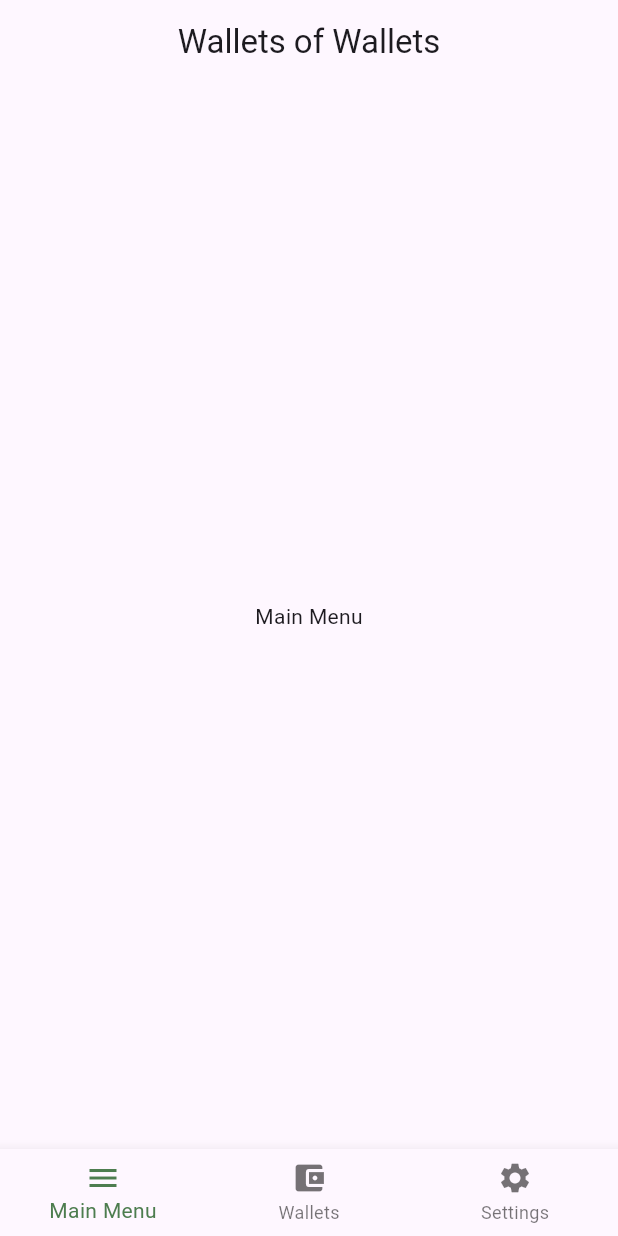
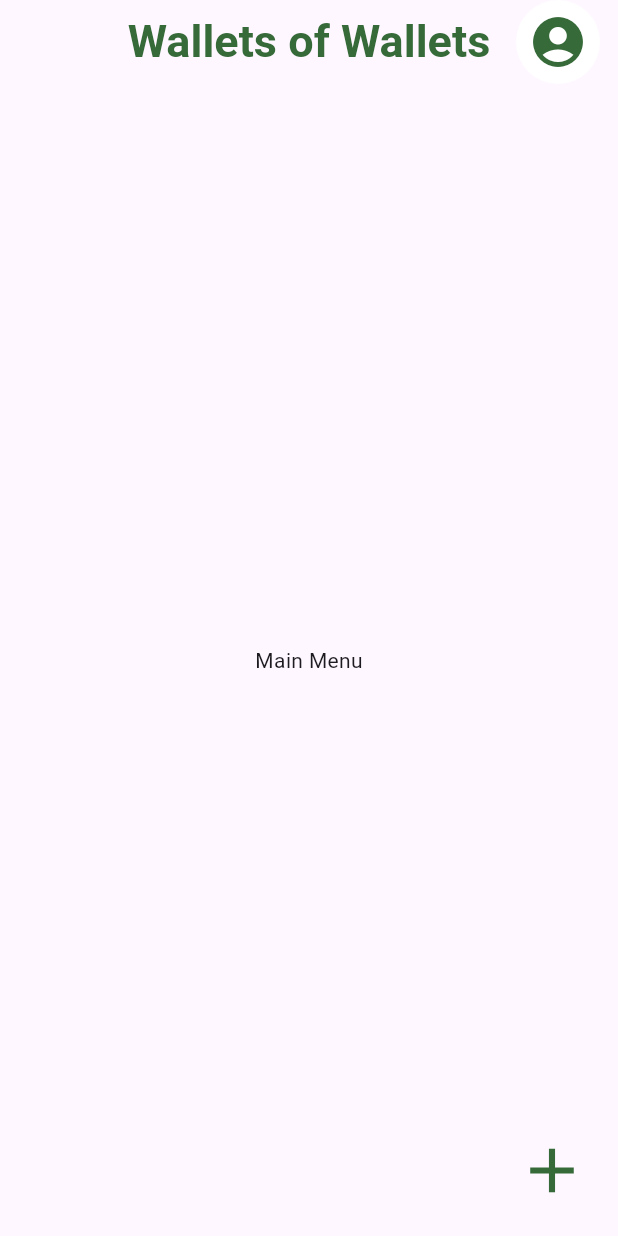
Before and after one commit to okan-bulgur/Wallets-Of-Wallets, a Flutter app: the MainPage screen opened directly, on a phone screen of 412 x 824 dp. Run offline on Flutter 3.47's test engine with Material 3 defaults, Android fonts, the phone set to English and light mode, and no system bars; Roboto replaces fonts that are missing (Ubuntu).

Commit message:
main page changed

```diff
--- a/wallets_of_wallets/lib/main_page.dart
+++ b/wallets_of_wallets/lib/main_page.dart
@@ -1,4 +1,4 @@
-// ignore_for_file: prefer_const_constructors, library_private_types_in_public_api, use_super_parameters
+// ignore_for_file: prefer_const_constructors, library_private_types_in_public_api, use_super_parameters, prefer_const_literals_to_create_immutables
 
 import 'package:flutter/material.dart';
 
@@ -31,31 +31,47 @@ class _MainPageState extends State<MainPage> {
   Widget build(BuildContext context) {
     return Scaffold(
       appBar: AppBar(
-        title: Text('Wallets of Wallets'),
+        title: const Text(
+          'Wallets of Wallets',
+          style: TextStyle(
+            fontSize: 30.0,
+            fontWeight: FontWeight.bold,
+            color: Color.fromARGB(255, 54, 106, 57)
+          ),
+        ),
         centerTitle: true,
         automaticallyImplyLeading: false,
+        actions: [
+          GestureDetector(
+            onTap: () {
+              // Add functionality for the avatar button
+            },
+            child: CircleAvatar(
+              radius: 40.0, // Adjust radius as needed
+              backgroundColor: Colors.white, // Change background color if needed
+              child: Icon(
+                Icons.account_circle,
+                size:40,
+                color: Color.fromARGB(255, 54, 106, 57), // Change icon color if needed
+              ),
+            ),
+          ),
+        ],
       ),
       body: Center(
         child: _widgetOptions.elementAt(_selectedIndex),
       ),
-      bottomNavigationBar: BottomNavigationBar(
-        items: const <BottomNavigationBarItem>[
-          BottomNavigationBarItem(
-            icon: Icon(Icons.menu),
-            label: 'Main Menu',
-          ),
-          BottomNavigationBarItem(
-            icon: Icon(Icons.account_balance_wallet),
-            label: 'Wallets',
-          ),
-          BottomNavigationBarItem(
-            icon: Icon(Icons.settings),
-            label: 'Settings',
-          ),
-        ],
-        currentIndex: _selectedIndex,
-        selectedItemColor: Color.fromARGB(255, 77, 125, 79), // Change the selected item color
-        onTap: _onItemTapped,
+      floatingActionButton: FloatingActionButton(
+        onPressed: () {
+          // Add functionality for the plus button
+        },
+        backgroundColor: Colors.transparent,
+        elevation: 0.0,
+        child: Icon(
+          Icons.add,
+          size: 50, // Adjust size of the icon
+          color: Color.fromARGB(255, 54, 106, 57),
+        ), // Change background color if needed
       ),
     );
   }
```
